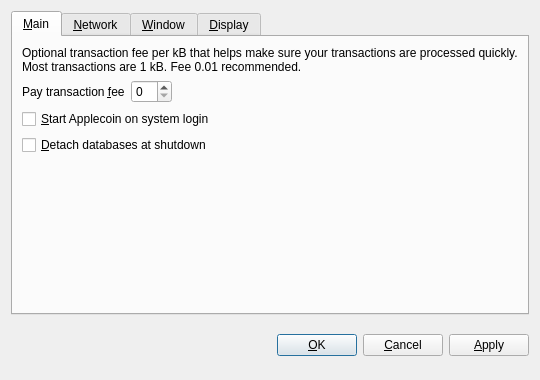
Before: the Qt Designer form src/qt/forms/optionsdialog.ui in Applecoin/Applecoin-Chinese-Client-Source, drawn with Qt 5.
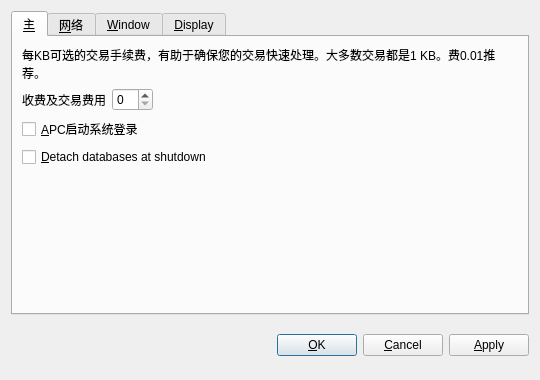
After: the same form once the commit is applied. Custom widgets are drawn as their Qt base class.

Patch:
```diff
--- a/src/qt/forms/optionsdialog.ui
+++ b/src/qt/forms/optionsdialog.ui
@@ -27,13 +27,13 @@
      </property>
      <widget class="QWidget" name="tabMain">
       <attribute name="title">
-       <string>&amp;Main</string>
+       <string>&amp;主</string>
       </attribute>
       <layout class="QVBoxLayout" name="verticalLayout_Main">
        <item>
         <widget class="QLabel" name="transactionFeeInfoLabel">
          <property name="text">
-          <string>Optional transaction fee per kB that helps make sure your transactions are processed quickly. Most transactions are 1 kB. Fee 0.01 recommended.</string>
+          <string>每KB可选的交易手续费，有助于确保您的交易快速处理。大多数交易都是1 KB。费0.01推荐。</string>
          </property>
          <property name="textFormat">
           <enum>Qt::PlainText</enum>
@@ -48,7 +48,7 @@
          <item>
           <widget class="QLabel" name="transactionFeeLabel">
            <property name="text">
-            <string>Pay transaction &amp;fee</string>
+            <string>收费及交易费用</string>
            </property>
            <property name="textFormat">
             <enum>Qt::PlainText</enum>
@@ -82,7 +82,7 @@
           <string>Automatically start Applecoin after logging in to the system.</string>
          </property>
          <property name="text">
-          <string>&amp;Start Applecoin on system login</string>
+          <string>&amp;APC启动系统登录</string>
          </property>
         </widget>
        </item>
@@ -113,7 +113,7 @@
      </widget>
      <widget class="QWidget" name="tabNetwork">
       <attribute name="title">
-       <string>&amp;Network</string>
+       <string>&amp;网络</string>
       </attribute>
       <layout class="QVBoxLayout" name="verticalLayout_Network">
        <item>
```
Left out of the diff: 8 changed lines with no effect on the pictures.
